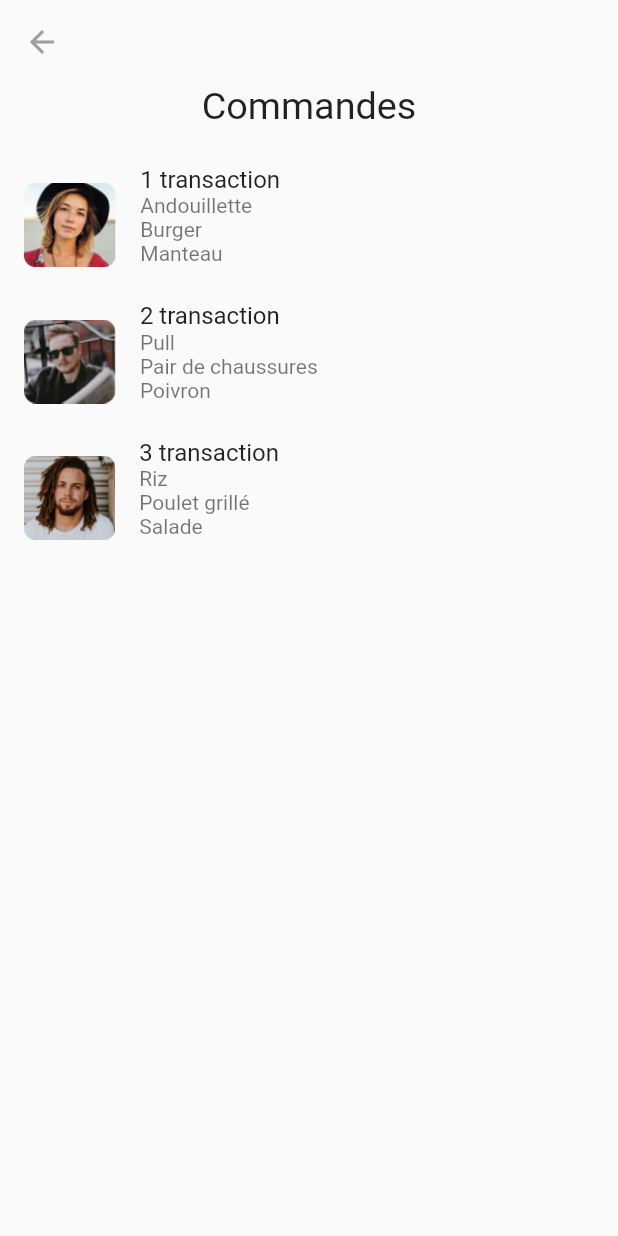
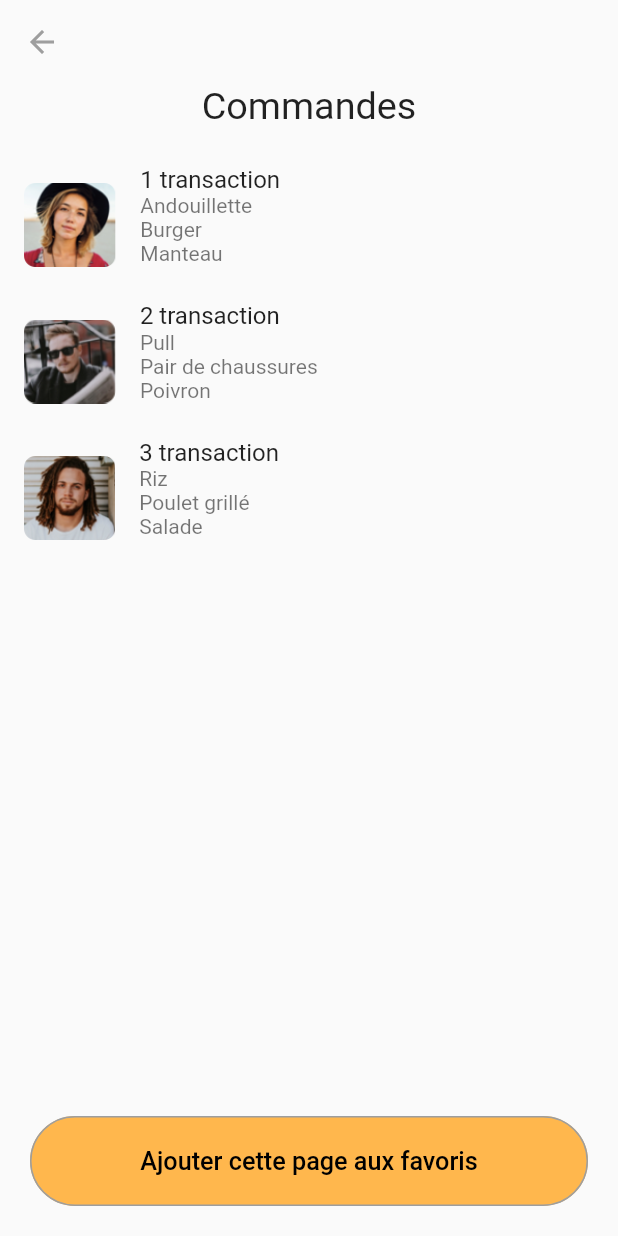
Before and after one commit to RahToky/jachette, a Flutter app: the CommandListScreen screen opened by its route, on a phone screen of 412 x 824 dp. Run offline on Flutter 3.47's test engine with Material 2 defaults, Android fonts, the phone set to English and light mode, and no system bars; our stand-ins replace sqflite; accounts and stored records are empty.

Commit message:
add sqflite

```diff
--- a/lib/dao/db_helper.dart
+++ b/lib/dao/db_helper.dart
@@ -1,4 +1,4 @@
-/*
+
 import 'package:path/path.dart';
 import 'package:sqflite/sqflite.dart';
 
@@ -98,4 +98,3 @@ class DatabaseHelper {
     return await db.delete(table, where: 'id = ?', whereArgs: [id]);
   }
 }
-*/
--- a/lib/model/addresses_entity.dart
+++ b/lib/model/addresses_entity.dart
@@ -7,7 +7,7 @@ class Address extends ListableEntity{
   String street;
   String address;
 
-  Address({@required this.id,this.street,@required this.address});
+  Address({this.id,this.street,@required this.address});
 
   @override
   List<String> getDetails()=> [street,address];
--- a/lib/model/cards_entity.dart
+++ b/lib/model/cards_entity.dart
@@ -6,7 +6,7 @@ class Card extends ListableEntity{
   String type;
   String number;
 
-  Card({@required this.id, @required this.type, @required this.number});
+  Card({this.id, @required this.type, @required this.number});
 
   @override
   List<String> getDetails() => [type,number];
--- a/lib/model/commands_entity.dart
+++ b/lib/model/commands_entity.dart
@@ -10,7 +10,7 @@ class Command {
   int count;
   Product product;
 
-  Command({@required this.id,@required this.idCart,@required this.productId,@required this.count,this.product});
+  Command({this.id,@required this.idCart,@required this.productId,@required this.count,this.product});
 
 }
 
--- a/lib/model/products_entity.dart
+++ b/lib/model/products_entity.dart
@@ -5,6 +5,6 @@ class Product{
   int id;
   String name;
 
-  Product({@required this.id,@required this.name});
+  Product({this.id,@required this.name});
 
 }
--- a/lib/model/table.dart
+++ /dev/null
@@ -1,3 +0,0 @@
-abstract class Table{
-  String getTableName();
-}
--- a/lib/model/users_entity.dart
+++ b/lib/model/users_entity.dart
@@ -6,6 +6,6 @@ class User{
   String name;
   String photo;
 
-  User({@required this.id,@required this.name,this.photo});
+  User({this.id,@required this.name,this.photo});
 
 }
--- a/lib/ui/screen/commands/command_list_screen.dart
+++ b/lib/ui/screen/commands/command_list_screen.dart
@@ -1,10 +1,12 @@
+import 'package:bluekango/callback/item_listener.dart';
 import 'package:bluekango/model/commands_entity.dart';
 import 'package:bluekango/service/comand_service.dart';
 import 'package:bluekango/ui/screen/commands/command_detail_screen.dart';
+import 'package:bluekango/ui/widget/button_favorite.dart';
 import 'package:flutter/material.dart';
 import 'dart:developer' as dev;
 
-class CommandListScreen extends StatelessWidget {
+class CommandListScreen extends StatelessWidget implements ItemClickListener{
   static final String routeName = "/commands";
   final CommandService _commandService = CommandService();
 
@@ -60,7 +62,14 @@ class CommandListScreen extends StatelessWidget {
             ),
           ],
         ),
+
+        bottomNavigationBar: FavoriteButton(this),
       ),
     );
   }
+
+  @override
+  void onClick(item) {
+    // TODO: implement onClick
+  }
 }
--- /dev/null
+++ b/lib/ui/widget/button_favorite.dart
@@ -0,0 +1,30 @@
+import 'package:bluekango/callback/item_listener.dart';
+import 'package:flutter/material.dart';
+
+class FavoriteButton extends StatelessWidget {
+
+  ItemClickListener itemClickListener;
+  FavoriteButton(this.itemClickListener);
+
+  @override
+  Widget build(BuildContext context) {
+    return Container(
+      margin: EdgeInsets.fromLTRB(20, 0, 20, 20),
+      child: TextButton(
+        child: Text('Ajouter cette page aux favoris',style: TextStyle(color: Colors.black),textScaleFactor: 1.2,),
+        style: TextButton.styleFrom(
+          padding: EdgeInsets.all(20),
+          backgroundColor: Colors.orange.shade300,
+          side: BorderSide(color: Colors.grey,width: 1),
+          shape: RoundedRectangleBorder(
+            borderRadius: BorderRadius.circular(50),
+          ),
+        ),
+        onPressed: (){
+          if(itemClickListener != null)
+            itemClickListener.onClick(null);
+        },
+      ),
+    );
+  }
+}
--- a/pubspec.yaml
+++ b/pubspec.yaml
@@ -23,8 +23,8 @@ environment:
 dependencies:
   flutter:
     sdk: flutter
-#  sqflite:
-#  path:
+  sqflite:
+  path:
 
   # The following adds the Cupertino Icons font to your application.
   # Use with the CupertinoIcons class for iOS style icons.
```
Also changed, not shown: lib/model/menu.dart (added, +10 -0 lines), lib/service/menu_service.dart (added, +13 -0 lines), lib/ui/screen/addresses/address_list_screen.dart (+9 -1 lines), lib/ui/screen/cards/card_list_screen.dart (+10 -1 lines), lib/ui/screen/home/home_screen.dart (+16 -6 lines), pubspec.lock.
